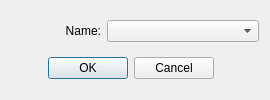
Old version of the form src/libs/vtools/dialogs/tools/addtogroup_dialog.ui in the repository FashionFreedom/Seamly2D.
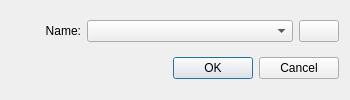
New version of the form. Icons and pictures are not drawn.

Commit message: new option to create a group

Patch:
```diff
--- a/src/libs/vtools/dialogs/tools/addtogroup_dialog.ui
+++ b/src/libs/vtools/dialogs/tools/addtogroup_dialog.ui
@@ -6,7 +6,7 @@
    <rect>
     <x>0</x>
     <y>0</y>
-    <width>270</width>
+    <width>350</width>
     <height>100</height>
    </rect>
   </property>
@@ -18,7 +18,7 @@
   </property>
   <property name="minimumSize">
    <size>
-    <width>260</width>
+    <width>350</width>
     <height>100</height>
    </size>
   </property>
@@ -45,7 +45,7 @@
       <widget class="QLabel" name="groupName_Label">
        <property name="minimumSize">
         <size>
-         <width>90</width>
+         <width>70</width>
          <height>0</height>
         </size>
        </property>
@@ -79,7 +79,36 @@
        </property>
       </widget>
      </item>
+     <item>
+      <widget class="QPushButton" name="add_group_pushbutton">
+       <property name="toolTip">
+        <string>Add a new group to the list</string>
+       </property>
+       <property name="text">
+        <string/>
+       </property>
+       <property name="icon">
+        <iconset resource="../../../vmisc/share/resources/icon.qrc">
+         <normaloff>:/icon/32x32/add.png</normaloff>:/icon/32x32/add.png</iconset>
+       </property>
+      </widget>
+     </item>
     </layout>
+   </item>
+   <item>
+    <layout class="QHBoxLayout" name="horizontalLayout_2">
+     <item>
+      <spacer name="horizontalSpacer">
+       <property name="orientation">
+        <enum>Qt::Horizontal</enum>
+       </property>
+       <property name="sizeHint" stdset="0">
+        <size>
+         <width>40</width>
+         <height>20</height>
+        </size>
+       </property>
+      </spacer>
    </item>
    <item>
     <widget class="QDialogButtonBox" name="buttonBox">
@@ -91,7 +120,7 @@
      </property>
      <property name="minimumSize">
       <size>
-       <width>240</width>
+         <width>0</width>
        <height>0</height>
       </size>
      </property>
@@ -111,6 +140,8 @@
       <bool>true</bool>
      </property>
     </widget>
+     </item>
+    </layout>
    </item>
   </layout>
  </widget>
```
Left out of the diff: 2 changed lines with no effect on the pictures. Lines whose indentation alone changed are shown as unchanged. The commit also changes 10 other files.
